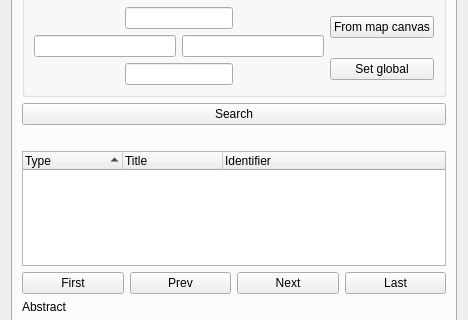
This is plugin/MetaSearch/ui/maindialog.ui in nextgis/qgis_cswclient as Qt 5 draws it before an edit; both pictures show x 0 to 468 and y 97 to 417 of the 468 by 638 pixel window. The edited form follows.
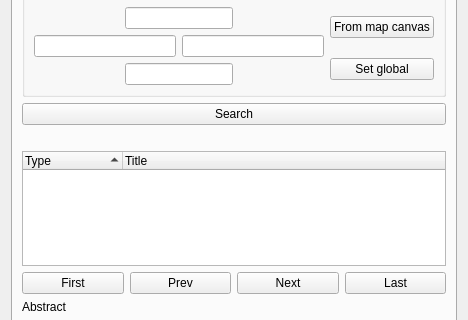
This is the edited form. The open tabs and pages were chosen to show the change.

Commit message: reduce clutter in results window by hiding identifier to QTreeWidgetItem.data

The edit to the form file:
```diff
--- a/plugin/MetaSearch/ui/maindialog.ui
+++ b/plugin/MetaSearch/ui/maindialog.ui
@@ -257,11 +257,6 @@
              <string>Title</string>
             </property>
            </column>
-           <column>
-            <property name="text">
-             <string>Identifier</string>
-            </property>
-           </column>
           </widget>
          </item>
          <item row="2" column="0">
```
The commit also changes 1 other file.
